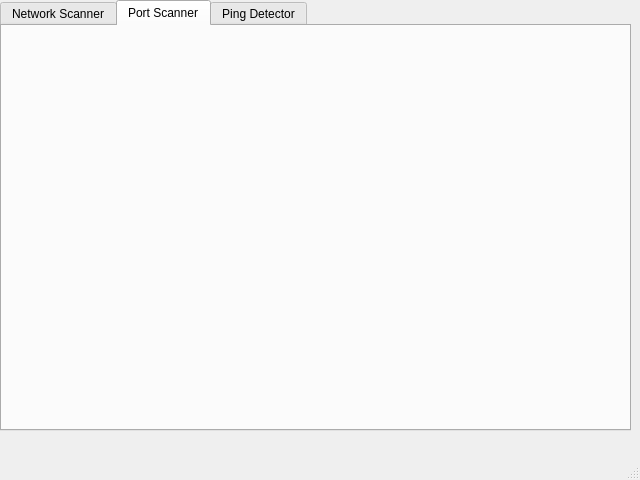
Old version of the form src/resources/ui/main.ui in the repository jebr/network-monitoring.
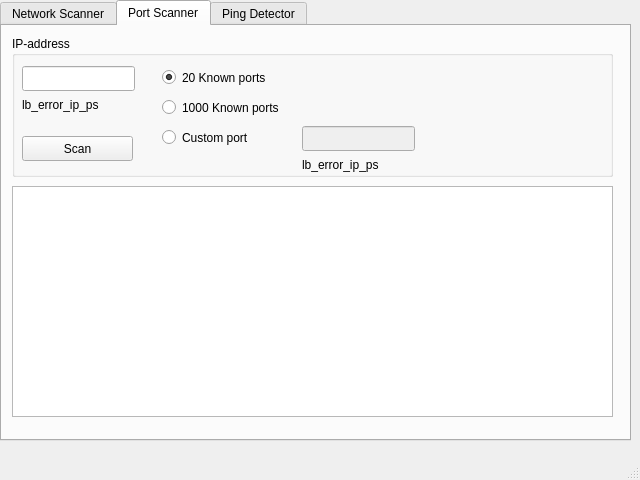
New version of the form. The open tabs and pages were chosen to show the change.

Commit message: [new] start design portscan

Diff of the .ui file:
```diff
--- a/src/resources/ui/main.ui
+++ b/src/resources/ui/main.ui
@@ -20,7 +20,7 @@
       <x>0</x>
       <y>0</y>
       <width>631</width>
-      <height>431</height>
+      <height>441</height>
      </rect>
     </property>
     <property name="currentIndex">
@@ -197,6 +197,136 @@
      <attribute name="title">
       <string>Port Scanner</string>
      </attribute>
+     <widget class="QGroupBox" name="groupBox_2">
+      <property name="geometry">
+       <rect>
+        <x>10</x>
+        <y>10</y>
+        <width>601</width>
+        <height>141</height>
+       </rect>
+      </property>
+      <property name="title">
+       <string>IP-address</string>
+      </property>
+      <widget class="QLineEdit" name="line_ip_address_ps">
+       <property name="geometry">
+        <rect>
+         <x>10</x>
+         <y>30</y>
+         <width>113</width>
+         <height>25</height>
+        </rect>
+       </property>
+      </widget>
+      <widget class="QPushButton" name="pb_start_pscan">
+       <property name="geometry">
+        <rect>
+         <x>10</x>
+         <y>100</y>
+         <width>111</width>
+         <height>25</height>
+        </rect>
+       </property>
+       <property name="text">
+        <string>Scan</string>
+       </property>
+      </widget>
+      <widget class="QRadioButton" name="rb_20">
+       <property name="geometry">
+        <rect>
+         <x>150</x>
+         <y>30</y>
+         <width>161</width>
+         <height>23</height>
+        </rect>
+       </property>
+       <property name="text">
+        <string>20 Known ports</string>
+       </property>
+       <property name="checked">
+        <bool>true</bool>
+       </property>
+      </widget>
+      <widget class="QRadioButton" name="rb_1000">
+       <property name="geometry">
+        <rect>
+         <x>150</x>
+         <y>60</y>
+         <width>181</width>
+         <height>23</height>
+        </rect>
+       </property>
+       <property name="text">
+        <string>1000 Known ports</string>
+       </property>
+      </widget>
+      <widget class="QRadioButton" name="rb_custom">
+       <property name="geometry">
+        <rect>
+         <x>150</x>
+         <y>90</y>
+         <width>151</width>
+         <height>23</height>
+        </rect>
+       </property>
+       <property name="text">
+        <string>Custom port</string>
+       </property>
+      </widget>
+      <widget class="QLabel" name="lb_error_ip_ps">
+       <property name="geometry">
+        <rect>
+         <x>10</x>
+         <y>60</y>
+         <width>111</width>
+         <height>17</height>
+        </rect>
+       </property>
+       <property name="text">
+        <string>lb_error_ip_ps</string>
+       </property>
+      </widget>
+      <widget class="QLineEdit" name="line_custom_port">
+       <property name="enabled">
+        <bool>false</bool>
+       </property>
+       <property name="geometry">
+        <rect>
+         <x>290</x>
+         <y>90</y>
+         <width>113</width>
+         <height>25</height>
+        </rect>
+       </property>
+       <property name="readOnly">
+        <bool>false</bool>
+       </property>
+      </widget>
+      <widget class="QLabel" name="lb_error_custom_port">
+       <property name="geometry">
+        <rect>
+         <x>290</x>
+         <y>120</y>
+         <width>111</width>
+         <height>17</height>
+        </rect>
+       </property>
+       <property name="text">
+        <string>lb_error_ip_ps</string>
+       </property>
+      </widget>
+     </widget>
+     <widget class="QTableView" name="table_portscan">
+      <property name="geometry">
+       <rect>
+        <x>10</x>
+        <y>160</y>
+        <width>601</width>
+        <height>231</height>
+       </rect>
+      </property>
+     </widget>
     </widget>
     <widget class="QWidget" name="tab_2">
      <attribute name="title">
```
Left out of the diff: 17 changed lines with no effect on the pictures. The commit also changes 1 other file.
